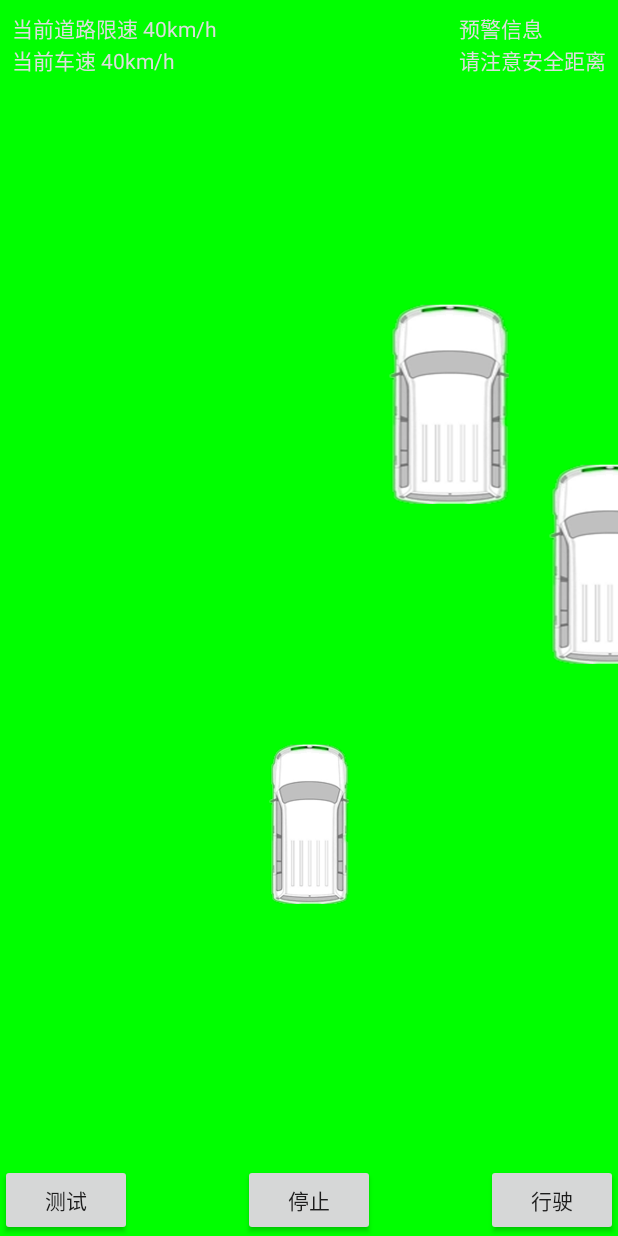
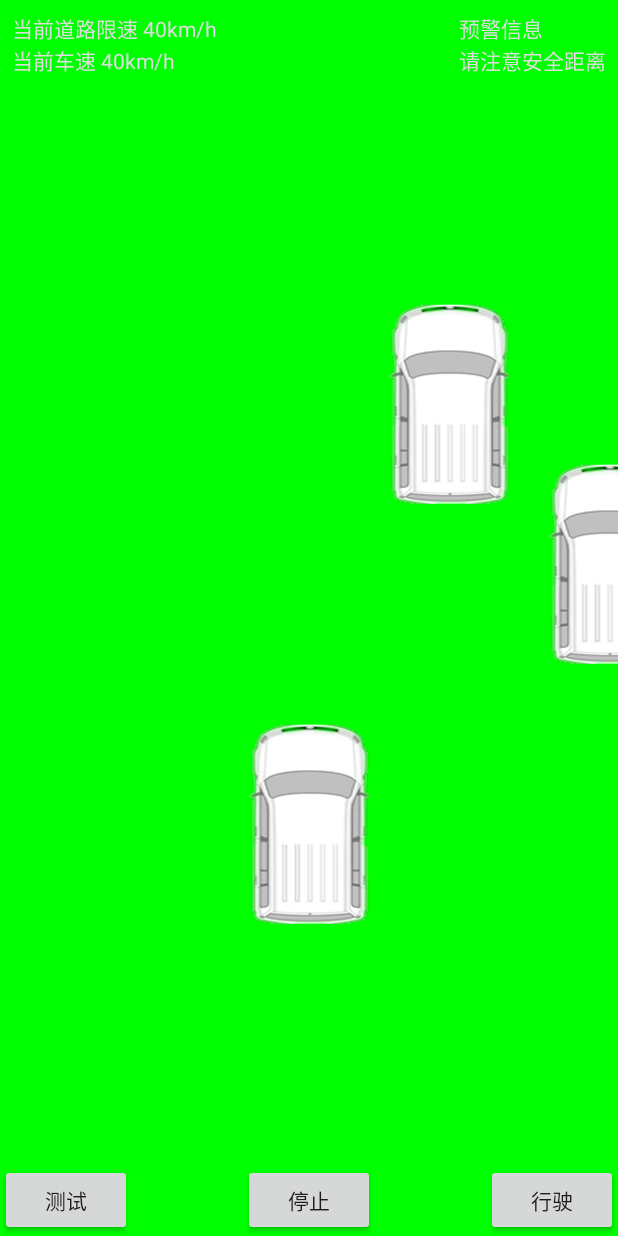
Before and after one commit to wangfeixixi/CIP, an Android app: the screen it shows after launch (MainActivity), after a tap on "行驶", on a phone screen of 412 x 824 dp. Run offline under Robolectric (Android 15) with nearby library versions, the phone set to English and light mode, and no system bars; our stand-ins replace EventBus.

Commit message:
车辆坐标处理

```diff
--- a/app/src/main/java/wangfeixixi/cip/MainActivity.java
+++ b/app/src/main/java/wangfeixixi/cip/MainActivity.java
@@ -56,9 +56,9 @@ public class MainActivity extends BaseActivity {
     }
 
     private void switchPoint() {
-//        ServiceUtils.startService(HttpService.class);
+        ServiceUtils.startService(HttpService.class);
 
-        HttpUtils.testEnqueue();
+//        HttpUtils.testEnqueue();
 //        HttpUtils.testExecute();
     }
 
--- a/app/src/main/java/wangfeixixi/cip/RandomBodyUtils.java
+++ b/app/src/main/java/wangfeixixi/cip/RandomBodyUtils.java
@@ -1,6 +1,7 @@
 package wangfeixixi.cip;
 
 import wangfeixixi.com.lib.body.CarShelfBean;
+import wangfeixixi.com.lib.car.CarUtils;
 
 
 /**
@@ -12,8 +13,8 @@ public class RandomBodyUtils {
         CarShelfBean bodyBean = new CarShelfBean();
         bodyBean.x = (int) (Math.random() * 10);
         bodyBean.y = (int) (Math.random() * 10);
-        bodyBean.width = 3;
-        bodyBean.length = 5;
+        bodyBean.width = CarUtils.carWidth;
+        bodyBean.length = CarUtils.carLength;
         return bodyBean;
     }
 }
--- a/viewlib/src/main/java/wangfeixixi/com/lib/car/ConvertUtils.java
+++ b/viewlib/src/main/java/wangfeixixi/com/lib/car/CarUtils.java
@@ -1,7 +1,6 @@
 package wangfeixixi.com.lib.car;
 
 
-import android.content.Context;
 import android.graphics.Rect;
 
 import wangfeixixi.com.lib.body.CarShelfBean;
@@ -11,12 +10,17 @@ import wangfeixixi.com.lib.body.CarShelfBean;
  * <p>
  * 人和车的坐标都应该是左上角
  */
-public class ConvertUtils {
+public class CarUtils {
 
     /**
      * 转化比例：1米scale个像素
      */
     public static int scale = 40;
+
+    //默认车宽
+    public static int carWidth = 3;
+    //默认车长
+    public static int carLength = 5;
 
     /**
      * 将自身坐标系转换为屏幕坐标系
--- a/viewlib/src/main/java/wangfeixixi/com/lib/first/FirstView.java
+++ b/viewlib/src/main/java/wangfeixixi/com/lib/first/FirstView.java
@@ -13,15 +13,13 @@ import android.view.View;
 
 import wangfeixixi.com.lib.R;
 import wangfeixixi.com.lib.body.CarShelfBean;
-import wangfeixixi.com.lib.car.ConvertUtils;
+import wangfeixixi.com.lib.car.CarUtils;
 
 public class FirstView extends View {
 
     private Paint mPaintCar;
     private int mCarX;//车辆x坐标
     private int mCarY;//车辆y坐标
-    private int mCarWidth = 3;//车宽
-    private int mCarLength = 5;//车长
     private Bitmap carBitmap;
     private Rect carRectSrc;
     private Rect rect;
@@ -63,21 +61,23 @@ public class FirstView extends View {
         //自身车坐标,todo是以自身中心为坐标的
         mCarX = width / 2;
         mCarY = height / 3 * 2;
-        rect = new Rect(mCarX - mCarWidth / 2 * ConvertUtils.scale, (mCarY - mCarLength / 2 * ConvertUtils.scale),
-                (mCarX + mCarWidth / 2 * ConvertUtils.scale), (mCarY + mCarLength / 2 * ConvertUtils.scale));
+
+        int carWidth = CarUtils.carWidth * CarUtils.scale;
+        int carLength = CarUtils.carLength * CarUtils.scale;
+
+        rect = new Rect(mCarX - carWidth / 2, mCarY - carLength / 2, mCarX + carWidth / 2, mCarY + carLength / 2);
     }
 
     @Override
     protected void onDraw(Canvas canvas) {
         canvas.drawColor(Color.GREEN);
-
         canvas.drawBitmap(carBitmap, carRectSrc, rect, mPaintCar);
         canvas.save();
 
         //周围车
         if (mBeans != null) {
             for (int i = 0; i < mBeans.length; i++) {
-                canvas.drawBitmap(carBitmap, carRectSrc, ConvertUtils.shelf2Screen(mCarX, mCarY, mBeans[i]), mPaintCar);
+                canvas.drawBitmap(carBitmap, carRectSrc, CarUtils.shelf2Screen(mCarX, mCarY, mBeans[i]), mPaintCar);
                 canvas.save();
             }
         }
```
